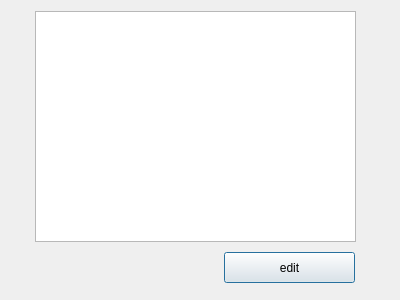
shahabbadihi/airport_managementt, file MyProj/editSeas.ui: the form before one commit.
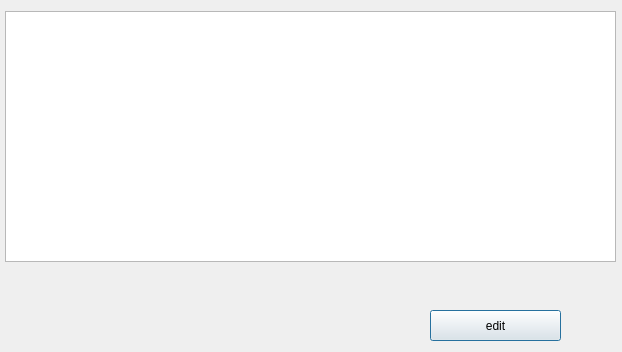
The form after the commit.

```diff
--- a/MyProj/editSeas.ui
+++ b/MyProj/editSeas.ui
@@ -6,8 +6,8 @@
    <rect>
     <x>0</x>
     <y>0</y>
-    <width>400</width>
-    <height>300</height>
+    <width>622</width>
+    <height>352</height>
    </rect>
   </property>
   <property name="windowTitle">
@@ -16,18 +16,18 @@
   <widget class="QTableWidget" name="seatChart">
    <property name="geometry">
     <rect>
-     <x>35</x>
+     <x>5</x>
      <y>11</y>
-     <width>321</width>
-     <height>231</height>
+     <width>611</width>
+     <height>251</height>
     </rect>
    </property>
   </widget>
   <widget class="QPushButton" name="pushButton">
    <property name="geometry">
     <rect>
-     <x>224</x>
-     <y>252</y>
+     <x>430</x>
+     <y>310</y>
      <width>131</width>
      <height>31</height>
     </rect>
```
